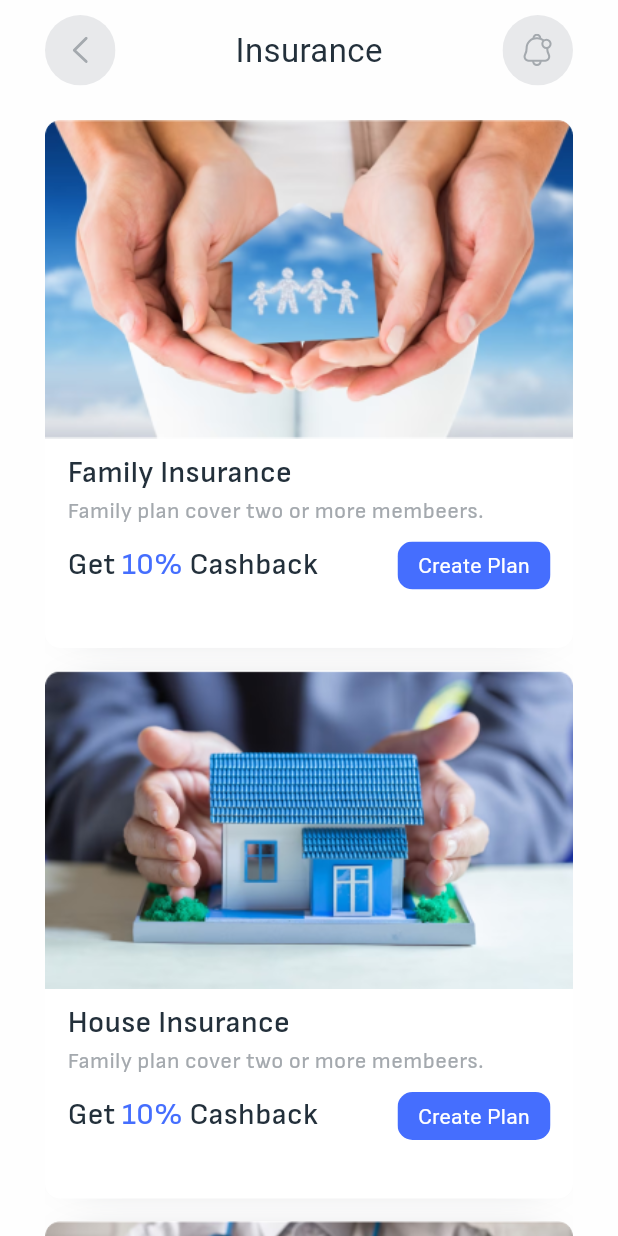
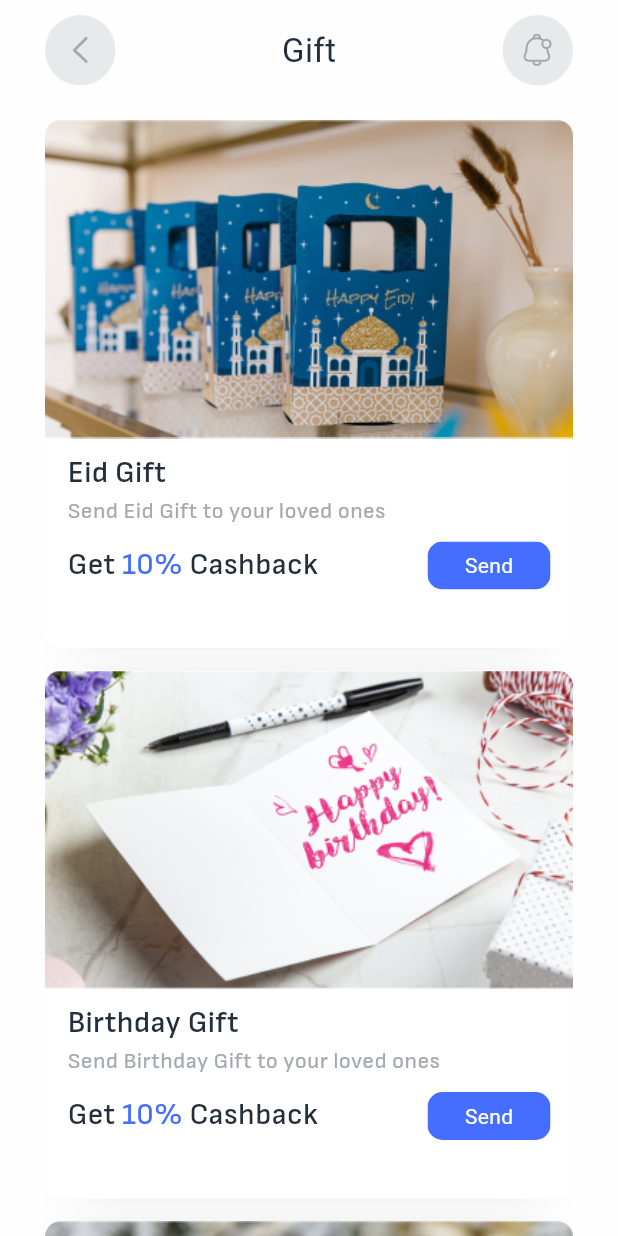
Before and after one commit to Mohammad-Nikmard/Fintech, a Flutter app: the screen it shows after launch, on a phone screen of 412 x 824 dp. Run offline on Flutter 3.47's test engine with Material 3 defaults, Android fonts, the phone set to English and light mode, and no system bars; our stand-ins replace flutter_svg, flutter_switch, get_it, pinput, smooth_page_indicator; Roboto replaces fonts that are missing (SB); project files that could hold a hidden picture were left out.

Commit message:
feat: add gift list

```diff
--- a/lib/main.dart
+++ b/lib/main.dart
@@ -1,6 +1,6 @@
 import 'package:fintech/DI/service_locator.dart';
 import 'package:fintech/theme/light_theme.dart';
-import 'package:fintech/ui/insurance_screen.dart';
+import 'package:fintech/ui/send_gift_screen.dart';
 import 'package:flutter/material.dart';
 
 void main() {
@@ -16,7 +16,7 @@ class MyApp extends StatelessWidget {
   Widget build(BuildContext context) {
     return MaterialApp(
       debugShowCheckedModeBanner: false,
-      home: InsuranceScreen(
+      home: SendGiftScreen(
         mediaQuery: locator.get(),
       ),
       theme: lightTheme,
--- /dev/null
+++ b/lib/ui/send_gift_screen.dart
@@ -0,0 +1,230 @@
+import 'package:fintech/constatns/color_constants.dart';
+import 'package:fintech/util/extensions/theme_extension.dart';
+import 'package:fintech/util/mediaquery_handler.dart';
+import 'package:fintech/widget/custom_appbar.dart';
+import 'package:flutter/material.dart';
+
+class SendGiftScreen extends StatefulWidget {
+  const SendGiftScreen({
+    super.key,
+    required this.mediaQuery,
+  });
+  final MediaQueryHandler mediaQuery;
+
+  @override
+  State<SendGiftScreen> createState() => _SendGiftScreenState();
+}
+
+class _SendGiftScreenState extends State<SendGiftScreen> {
+  int progressIndicator = 0;
+  String gift = '';
+  String amount = '';
+
+  @override
+  Widget build(BuildContext context) {
+    return Scaffold(
+      backgroundColor: context.background,
+      body: SafeArea(
+        child: Padding(
+          padding: const EdgeInsets.symmetric(horizontal: 30),
+          child: Stack(
+            children: [
+              if (progressIndicator == 0) ...{
+                Padding(
+                  padding: const EdgeInsets.only(top: 80),
+                  child: _GiftList(
+                    mediaQuery: widget.mediaQuery,
+                    onTapped: () {
+                      setState(() {
+                        progressIndicator = 1;
+                      });
+                    },
+                    selectedGift: (value) {
+                      setState(() {
+                        gift = value;
+                      });
+                    },
+                  ),
+                ),
+              },
+              Padding(
+                padding: const EdgeInsets.only(top: 10),
+                child: CustomAppbar(
+                  title: (progressIndicator < 1) ? 'Gift' : 'Confirmation',
+                  leftIcon: (progressIndicator > 3)
+                      ? 'my_photo.jpg'
+                      : 'icon_arrow_left',
+                  isLeftProfile: (progressIndicator > 3) ? true : false,
+                  rightIcon: 'icon_notification',
+                ),
+              ),
+            ],
+          ),
+        ),
+      ),
+    );
+  }
+}
+
+class _GiftList extends StatefulWidget {
+  const _GiftList({
+    required this.mediaQuery,
+    required this.onTapped,
+    required this.selectedGift,
+  });
+  final MediaQueryHandler mediaQuery;
+  final VoidCallback onTapped;
+  final ValueChanged<String> selectedGift;
+
+  @override
+  State<_GiftList> createState() => _GiftListState();
+}
+
+class _GiftListState extends State<_GiftList> {
+  List<String> giftList = [
+    'Eid Gift',
+    'Birthday Gift',
+    'Marriage Gift',
+  ];
+
+  @override
+  Widget build(BuildContext context) {
+    return Column(
+      children: [
+        Expanded(
+          child: ListView.builder(
+            itemBuilder: (context, index) {
+              return Padding(
+                padding: const EdgeInsets.only(bottom: 15),
+                child: Container(
+                  width: widget.mediaQuery.screenWidth(context),
+                  height: 352,
+                  decoration: const BoxDecoration(
+                    color: Colors.white,
+                    borderRadius: BorderRadius.all(
+                      Radius.circular(10),
+                    ),
+                    boxShadow: [
+                      BoxShadow(
+                        offset: Offset(0, 0),
+                        spreadRadius: -18,
+                        blurRadius: 25,
+                        color: AppColor.greyColor200,
+                      ),
+                    ],
+                  ),
+                  child: Column(
+                    children: [
+                      ClipRRect(
+                        borderRadius: const BorderRadius.only(
+                          topLeft: Radius.circular(10),
+                          topRight: Radius.circular(10),
+                        ),
+                        child: SizedBox(
+                          height: 221,
+                          width: double.infinity,
+                          child: Column(
+                            children: [
+                              Image.asset(
+                                'assets/images/${giftList[index]}.png',
+                              ),
+                            ],
+                          ),
+                        ),
+                      ),
+                      Padding(
+                        padding: const EdgeInsets.symmetric(horizontal: 15),
+                        child: Column(
+                          crossAxisAlignment: CrossAxisAlignment.start,
+                          children: [
+                            Text(
+                              giftList[index],
+                              style: const TextStyle(
+                                fontFamily: 'SSB',
+                                fontSize: 20,
+                                color: AppColor.blackColor,
+                              ),
+                            ),
+                            Text(
+                              'Send ${giftList[index]} to your loved ones',
+                              style: const TextStyle(
+                                fontFamily: 'SR',
+                                fontSize: 15,
+                                color: AppColor.greyColor200,
+                              ),
+                            ),
+                            const SizedBox(height: 10),
+                            Row(
+                              children: [
+                                const Row(
+                                  children: [
+                                    Text(
+                                      'Get ',
+                                      style: TextStyle(
+                                        fontFamily: 'SM',
+                                        fontSize: 20,
+                                        color: AppColor.blackColor,
+                                      ),
+                                    ),
+                                    Text(
+                                      '10% ',
+                                      style: TextStyle(
+                                        fontFamily: 'SM',
+                                        fontSize: 20,
+                                        color: AppColor.blueColor,
+                                      ),
+                                    ),
+                                    Text(
+                                      'Cashback',
+                                      style: TextStyle(
+                                        fontFamily: 'SM',
+                                        fontSize: 20,
+                                        color: AppColor.blackColor,
+                                      ),
+                                    ),
+                                  ],
+                                ),
+                                const Spacer(),
+                                ClipRRect(
+                                  borderRadius: const BorderRadius.all(
+                                      Radius.circular(10)),
+                                  child: GestureDetector(
+                                    onTap: () {
+                                      widget.selectedGift(giftList[index]);
+                                      widget.onTapped();
+                                    },
+                                    child: const SizedBox(
+                                      height: 32,
+                                      width: 82,
+                                      child: ColoredBox(
+                                        color: AppColor.blueColor,
+                                        child: Center(
+                                          child: Text(
+                                            'Send',
+                                            style: TextStyle(
+                                              color: Colors.white,
+                                              fontSize: 14,
+                                            ),
+                                          ),
+                                        ),
+                                      ),
+                                    ),
+                                  ),
+                                ),
+                              ],
+                            ),
+                          ],
+                        ),
+                      ),
+                    ],
+                  ),
+                ),
+              );
+            },
+            itemCount: giftList.length,
+          ),
+        ),
+      ],
+    );
+  }
+}
```
Also changed, not shown: assets/images/Birthday Gift.png (added), assets/images/Eid Gift.png (added), assets/images/Marriage Gift.png (added).
